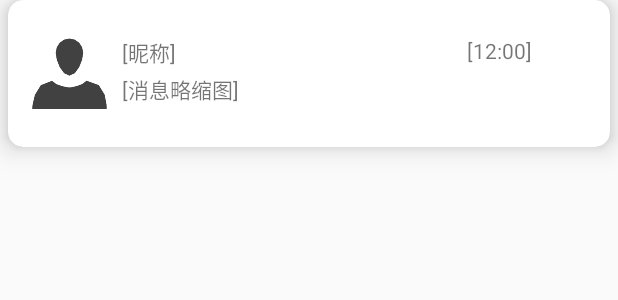
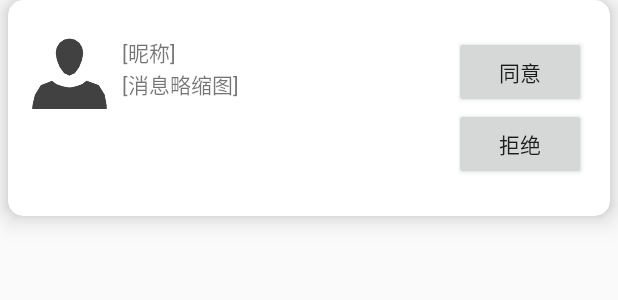
Before and after one commit to Alanlovecoding/Second-Hand-Selling-Platform, an Android app: the layout view_message.xml on its own in the app's theme, with its tools: preview values and no code run, on a phone screen of 412 x 824 dp. Shown: the top 300 px of the screen. Run offline under Robolectric (Android 15) with nearby library versions, the phone set to English and light mode, and no system bars.

Commit message:
network message record done?

```diff
--- a/app/src/main/java/cn/edu/pku/gofish/Adapter/RecordCardAdapter.java
+++ b/app/src/main/java/cn/edu/pku/gofish/Adapter/RecordCardAdapter.java
@@ -24,6 +24,12 @@ public class RecordCardAdapter extends RecyclerView.Adapter {
     public RecordCardAdapter(List<Record> _RecordList,Context context) {
         RecordList = _RecordList;
         this.context = context;
+    }
+
+    public void refresh(List<Record> _RecordList)
+    {
+        RecordList = _RecordList;
+        notifyDataSetChanged();
     }
 
     @Override
--- a/app/src/main/res/layout/view_message.xml
+++ b/app/src/main/res/layout/view_message.xml
@@ -15,7 +15,8 @@
         android:layout_width="match_parent"
         android:layout_height="wrap_content"
         android:orientation="horizontal"
-        android:id="@+id/cardview">
+        android:id="@+id/cardview"
+        android:weightSum="1">
 
         <RelativeLayout
             android:layout_width="wrap_content"
@@ -28,10 +29,11 @@
         </RelativeLayout>
 
         <LinearLayout
-            android:layout_width="230dp"
-            android:layout_height="50dp"
+            android:layout_width="wrap_content"
+            android:layout_height="wrap_content"
             android:layout_marginLeft="10dp"
-            android:orientation="vertical">
+            android:orientation="vertical"
+            android:layout_weight="1">
             <TextView
                 android:id="@+id/mvusrname"
                 android:text="[昵称]"
@@ -48,16 +50,28 @@
                 android:layout_weight="0.5" />
         </LinearLayout>
 
-        <RelativeLayout
-            android:layout_width="50dp"
-            android:layout_height="50dp"
-            android:layout_alignParentRight="true">
-            <TextView
-                android:id="@+id/mvTime"
+        <LinearLayout
+            android:layout_width="wrap_content"
+            android:layout_height="wrap_content"
+            android:layout_alignParentRight="true"
+            android:orientation="vertical"
+            android:layout_weight="0.1"
+            android:weightSum="1"
+            android:layout_gravity="right"
+            android:gravity="right">
+
+            <Button
+                android:id="@+id/correct"
                 android:layout_width="wrap_content"
                 android:layout_height="wrap_content"
-                android:text="[12:00]" />
-        </RelativeLayout>
+                android:text="同意" />
+            <Button
+                android:id="@+id/cancel"
+                android:layout_width="wrap_content"
+                android:layout_height="wrap_content"
+                android:text="拒绝" />
+        </LinearLayout>
+
 
     </LinearLayout>
 
```
Also changed, not shown: app/src/main/java/cn/edu/pku/gofish/Adapter/MessageAdapter.java (+25 -4 lines), app/src/main/java/cn/edu/pku/gofish/FragmentHomepage.java (+64 -0 lines), app/src/main/java/cn/edu/pku/gofish/FragmentMessage.java (+52 -6 lines), app/src/main/java/cn/edu/pku/gofish/Model/Message1.java (+92 -3 lines), app/src/main/java/cn/edu/pku/gofish/Model/Record.java (+6 -2 lines), app/src/main/res/layout/fragment_homepage.xml (+4 -4 lines).
